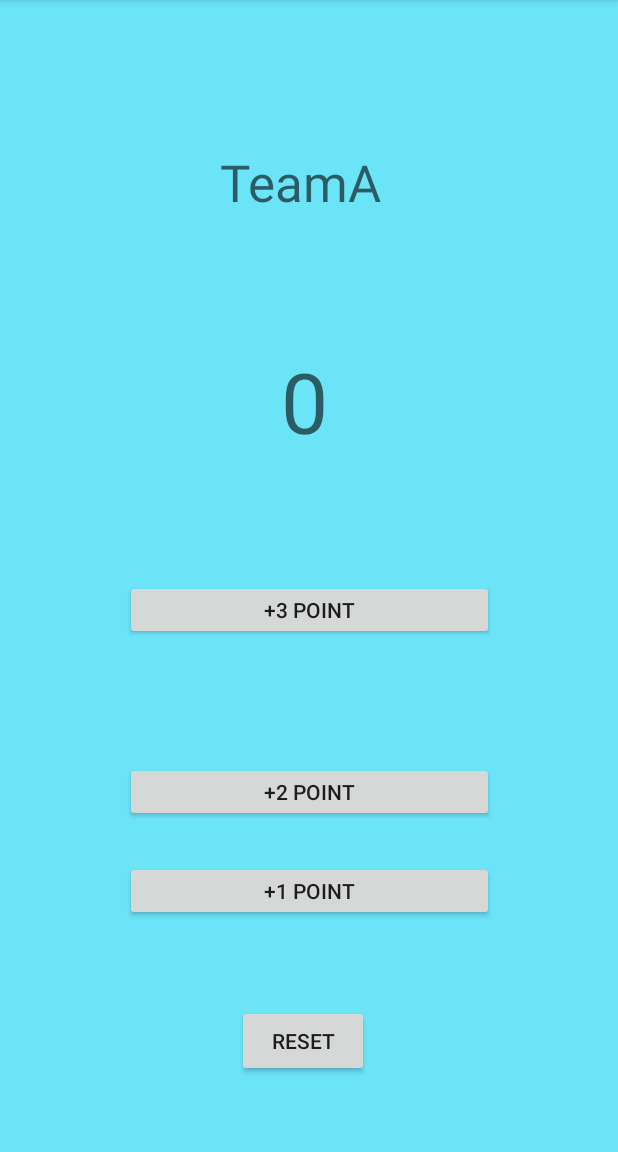
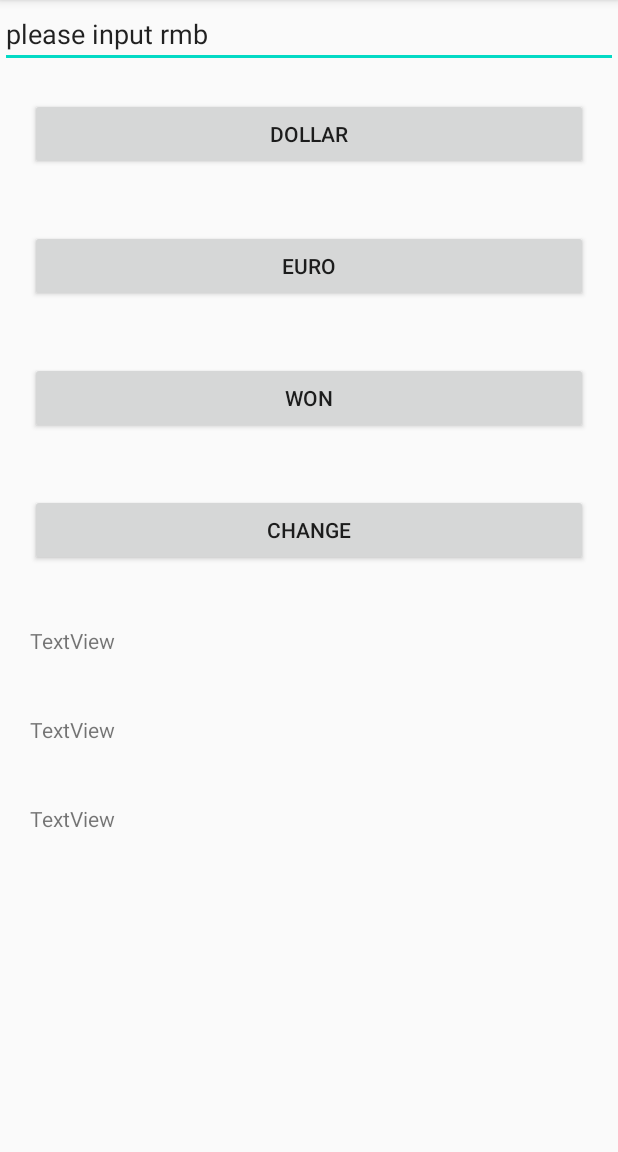
Before and after one commit to TaoShiyuan/APP, an Android app: the screen it shows after launch (MainActivity), on a phone screen of 412 x 824 dp, the part 84-1236 px from its top. Run offline under Robolectric (Android 15) with nearby library versions, the phone set to English and light mode, and no system bars.

Commit message:
汇率计算

```diff
--- a/app/build.gradle
+++ b/app/build.gradle
@@ -26,6 +26,7 @@ dependencies {
     implementation fileTree(dir: "libs", include: ["*.jar"])
     implementation 'androidx.appcompat:appcompat:1.1.0'
     implementation 'androidx.constraintlayout:constraintlayout:1.1.3'
+    implementation 'com.google.android.material:material:1.2.1'
     testImplementation 'junit:junit:4.12'
     androidTestImplementation 'androidx.test.ext:junit:1.1.1'
     androidTestImplementation 'androidx.test.espresso:espresso-core:3.2.0'
--- a/app/src/main/java/com/example/firstapp/MainActivity.java
+++ b/app/src/main/java/com/example/firstapp/MainActivity.java
@@ -1,6 +1,8 @@
 package com.example.firstapp;
 import androidx.appcompat.app.AppCompatActivity;
 
+import android.content.Intent;
+import android.media.MediaParser;
 import android.os.Bundle;
 import android.view.View;
 import android.widget.Button;
@@ -8,77 +10,72 @@ import android.widget.EditText;
 import android.widget.TextView;
 import android.widget.Toast;
 
-public class MainActivity extends AppCompatActivity implements View.OnClickListener {
-    private  final  int scoreArray[]={1,2,3};
-    private Button button3,button4,button5,button6;
-    private TextView textView6;
-    private int Score;
-
-
+public class MainActivity extends AppCompatActivity {
+    float dollarRate=0.1464f,euroRate=0.1258f,wonRate=171.9833f;
+    TextView textView,textView2,textView3;
+    EditText rmb_input;
+    Button dollar,euro,won;
     @Override
     protected void onCreate(Bundle savedInstanceState) {
         super.onCreate(savedInstanceState);
-        setContentView(R.layout.activity_main);
-        inintView();
+        setContentView(R.layout.activity_jifen);
+        rmb_input=findViewById(R.id.rmb_put);
+        dollar=findViewById(R.id.dollar);
+        euro=findViewById(R.id.euro);
+        won=findViewById(R.id.won);
+        //Toast.makeText(this, "please input number",Toast.LENGTH_SHORT).show();
 
     }
+    public void dollar(View btn){
+        Toast.makeText(this, "please input number",Toast.LENGTH_SHORT).show();
+        String str1 =rmb_input.getText().toString();
+        //然后是转化为double类型
+        float a = Float.parseFloat(str1);
+        if(btn.getId()== R.id.dollar){
 
-    private void inintView() {
-        //获取按钮Id
-        button3=findViewById(R.id.button3);
-        button4=findViewById(R.id.button4);
-        button5=findViewById(R.id.button5);
-        button6=findViewById(R.id.button6);
-        textView6=findViewById(R.id.textView6);
-
-        //按钮实现监听
-        button3.setOnClickListener(this);
-        button4.setOnClickListener(this);
-        button5.setOnClickListener(this);
-        button6.setOnClickListener(this);
-    }
-
-
-    @Override
-    public void onClick(View v) {
-        switch (v.getId()){
-            case R.id.button5:
-                scoreAdd(scoreArray[0]);
-
-                break;
-            case R.id.button4:
-                scoreAdd(scoreArray[1]);
-
-                break;
-            case R.id.button3:
-                scoreAdd(scoreArray[2]);
-
-                break;
-
-            case  R.id.button6:
-                reset();
-                break;
-
-            default:
-                break;
+            float b = a *dollarRate;
+            String output=String.valueOf(b);
+            rmb_input.setText(output+"美元");
+        }else if(btn.getId()== R.id.euro){
+            float b = a *euroRate;
+            String output=String.valueOf(b);
+            rmb_input.setText(output+"欧元");
+        }else{
+            float b = a *wonRate;
+            String output=String.valueOf(b);
+            rmb_input.setText(output+"韩元");
         }
     }
-    private void reset() {
-        Score=0;
-        textView6.setText(Integer.toString(Score));
-    }
-    private   void  scoreAdd(int score){
+    public void change(View btn){
+        //open activityopen
+        Intent intent=new Intent(this,activityopen.class);
+        Bundle bundle=new Bundle();
 
-
-
-
-
-        Score+=score;
-        ShowText();
-    }
-    private  void ShowText(){
-        textView6.setText(Integer.toString(Score));
+        bundle.putFloat("dollar_rate_key",dollarRate);
+        bundle.putFloat("euro_rate_key",euroRate);
+        bundle.putFloat("won_rate_key",wonRate);
+        intent.putExtras(bundle);
+        //Log.i(TAG,"openOne:dollarRate="+dollarRate);
+        //startActivity(second);
+        startActivityForResult(intent,2);
 
     }
-
+    protected void onActivityResult(int requestcode, int resultcode,Intent data){
+//        if(requestcode==1&&resultcode==2){
+            Bundle bundle=data.getExtras();
+            dollarRate=bundle.getFloat("dollar_rate_key",0);
+            euroRate=bundle.getFloat("euro_rate_key",0);
+            wonRate=bundle.getFloat("won_rate_key",0);
+//        }
+        super.onActivityResult(requestcode,resultcode,data);
+        textView=findViewById(R.id.textView);
+        String output=String.valueOf(dollarRate);
+        textView.setText("美元汇率为："+output);
+        textView2=findViewById(R.id.textView2);
+        String output2=String.valueOf(euroRate);
+        textView2.setText("欧元汇率为："+output2);
+        textView3=findViewById(R.id.textView3);
+        String output3=String.valueOf(wonRate);
+        textView3.setText("韩元汇率为："+output3);
+    }
 }
--- /dev/null
+++ b/app/src/main/res/layout/activity_jifen.xml
@@ -0,0 +1,75 @@
+<?xml version="1.0" encoding="utf-8"?>
+<LinearLayout xmlns:android="http://schemas.android.com/apk/res/android"
+    xmlns:app="http://schemas.android.com/apk/res-auto"
+    xmlns:tools="http://schemas.android.com/tools"
+    android:layout_width="match_parent"
+    android:layout_height="match_parent"
+    android:orientation="vertical"
+    tools:context=".jifen">
+
+
+    <EditText
+        android:id="@+id/rmb_put"
+        android:layout_width="match_parent"
+        android:layout_height="wrap_content"
+        android:ems="10"
+        android:inputType="textPersonName"
+        android:text="please input rmb" />
+
+    <Button
+        android:id="@+id/dollar"
+        android:layout_width="match_parent"
+        android:layout_height="wrap_content"
+        android:layout_margin="20dp"
+        android:gravity="center"
+        android:onClick="dollar"
+        android:text="@string/dollar" />
+
+    <Button
+        android:id="@+id/euro"
+        android:layout_width="match_parent"
+        android:layout_height="wrap_content"
+        android:layout_margin="20dp"
+        android:gravity="center"
+        android:onClick="dollar"
+        android:text="@string/euro" />
+
+    <Button
+        android:id="@+id/won"
+        android:layout_width="match_parent"
+        android:layout_height="wrap_content"
+        android:layout_margin="20dp"
+        android:gravity="center"
+        android:onClick="dollar"
+        android:text="@string/won" />
+
+    <Button
+        android:id="@+id/change"
+        android:layout_width="match_parent"
+        android:layout_height="wrap_content"
+        android:layout_margin="20dp"
+        android:gravity="center"
+        android:onClick="change"
+        android:text="@string/change" />
+
+    <TextView
+        android:id="@+id/textView"
+        android:layout_width="match_parent"
+        android:layout_height="wrap_content"
+        android:layout_margin="20dp"
+        android:text="TextView" />
+
+    <TextView
+        android:id="@+id/textView2"
+        android:layout_width="match_parent"
+        android:layout_height="wrap_content"
+        android:layout_margin="20dp"
+        android:text="TextView" />
+
+    <TextView
+        android:id="@+id/textView3"
+        android:layout_width="match_parent"
+        android:layout_height="wrap_content"
+        android:layout_margin="20dp"
+        android:text="TextView" />
+</LinearLayout>
--- a/app/src/main/res/values/strings.xml
+++ b/app/src/main/res/values/strings.xml
@@ -1,8 +1,12 @@
 <resources>
     <string name="app_name">FirstApp</string>
-
-
-
-
-
+    <string name="dollar">dollar</string>
+    <string name="euro">euro</string>
+    <string name="won">won</string>
+    <string name="change">change</string>
+    <string name="rmb_put">input RMB</string>
+    <string name="dollarset"></string>
+    <string name="euroset"></string>
+    <string name="wonset"></string>
+    <string name="save">save</string>
 </resources>
```
Also changed, not shown: app/src/main/AndroidManifest.xml (+7 -0 lines), app/src/main/java/com/example/firstapp/activityopen.java (added, +60 -0 lines), app/src/main/res/layout/activity_activityopen.xml (added, +48 -0 lines).
